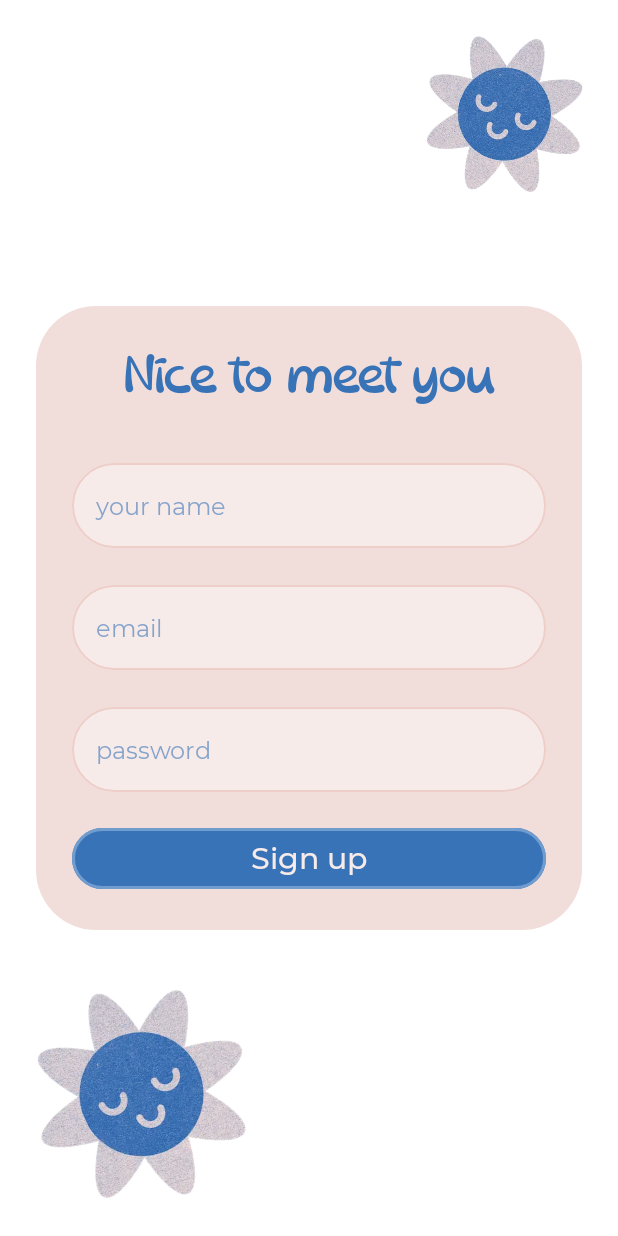
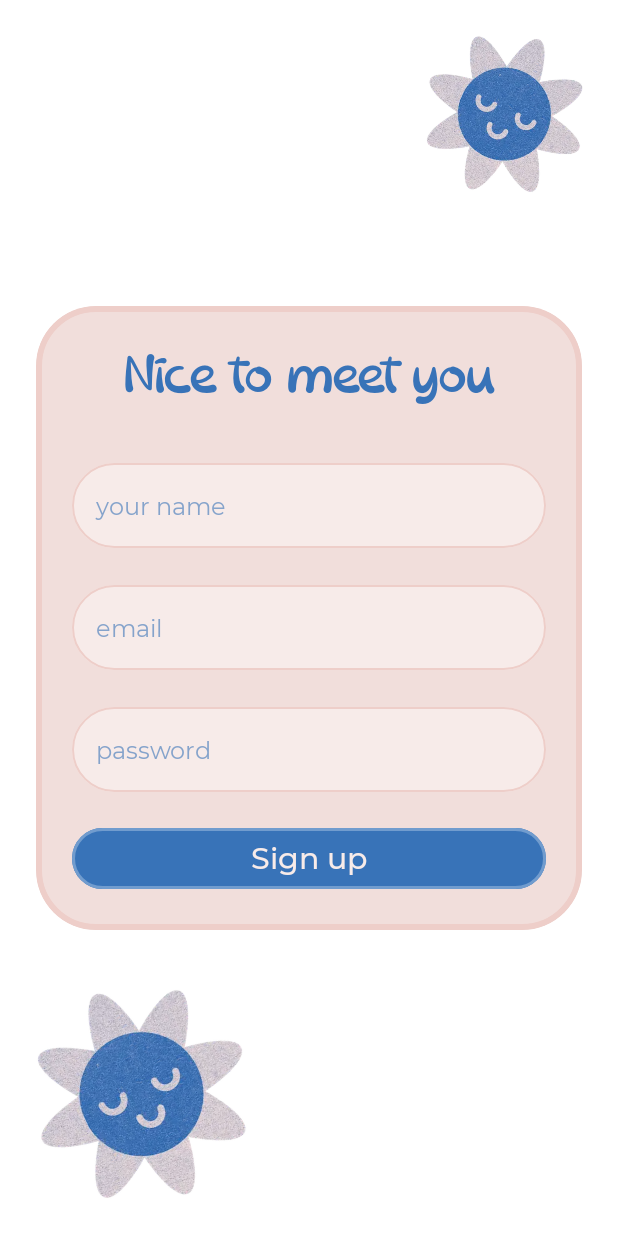
Before and after one commit to SosisochkaSGorchicey/Sleepy, an Android app built with Jetpack Compose: the composable SignUpScreenUI shown on its own in the app's theme, on a phone screen of 412 x 824 dp. Run offline under Robolectric (Android 15) with nearby library versions, the phone set to English and light mode, and no system bars; 3 statements that could not run were skipped.

Commit message:
Added border for sign up card

```diff
--- a/feature/auth/src/main/kotlin/com/feature/auth/signUp/components/SignUpCard.kt
+++ b/feature/auth/src/main/kotlin/com/feature/auth/signUp/components/SignUpCard.kt
@@ -1,6 +1,7 @@
 package com.feature.auth.signUp.components
 
 import androidx.compose.foundation.background
+import androidx.compose.foundation.border
 import androidx.compose.foundation.layout.Arrangement
 import androidx.compose.foundation.layout.Column
 import androidx.compose.foundation.layout.fillMaxSize
@@ -16,10 +17,10 @@ import androidx.compose.ui.text.input.KeyboardType
 import androidx.compose.ui.text.input.PasswordVisualTransformation
 import androidx.compose.ui.text.style.TextAlign
 import androidx.compose.ui.unit.dp
+import com.core.ui.R
 import com.core.ui.theme.AppTheme
 import com.core.ui.uiElements.MainButton
 import com.core.ui.uiElements.RoundedTextField
-import com.core.ui.R
 import com.feature.auth.signUp.screenmodel.SignUpEvent
 import com.feature.auth.signUp.screenmodel.SignUpState
 
@@ -34,6 +35,11 @@ fun SignUpCard(
             .fillMaxSize()
             .clip(AppTheme.shapes.mediumCornersDp)
             .background(AppTheme.colors.lightPeachy)
+            .border(
+                width = 4.dp,
+                color = AppTheme.colors.basePeachy,
+                shape = AppTheme.shapes.mediumCornersDp
+            )
             .padding(24.dp),
         verticalArrangement = Arrangement.spacedBy(20.dp),
         horizontalAlignment = Alignment.CenterHorizontally
```
